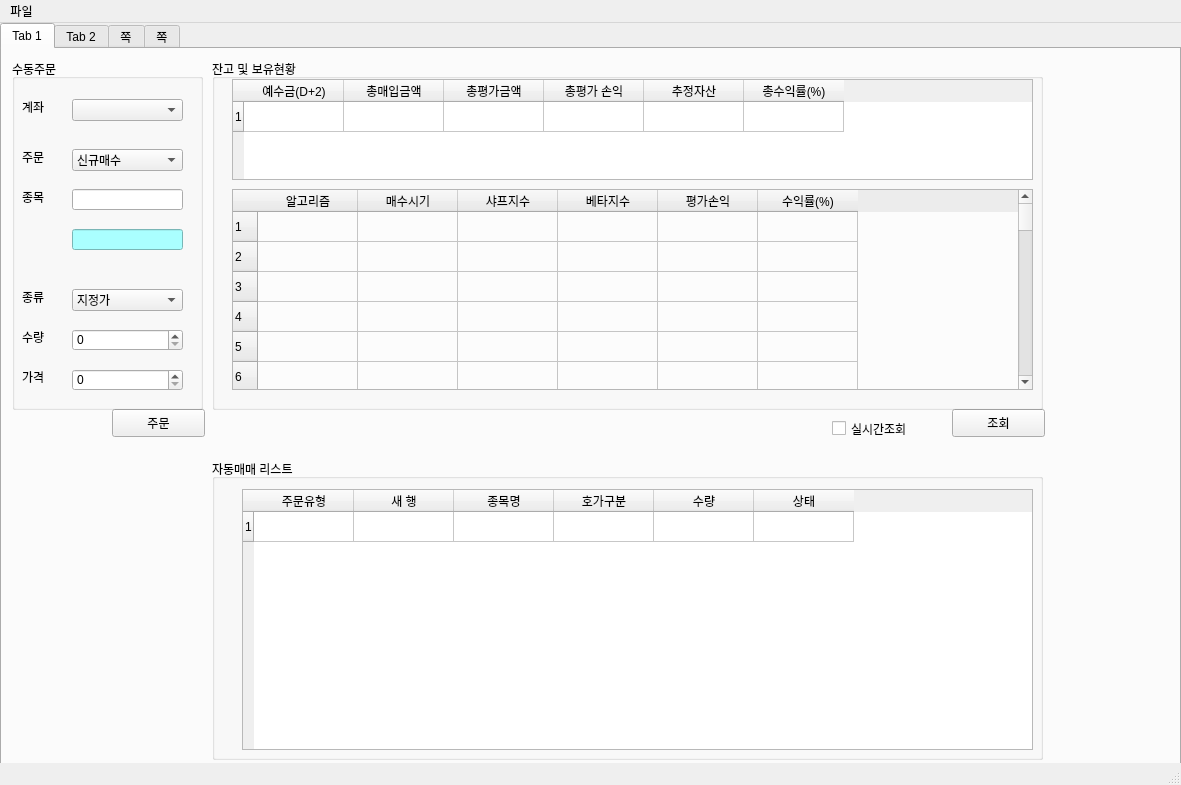
First picture: the form in pytrader.ui, repository park39598/STOCK_TRADE_SYSTEM_ASUS, before the edit.
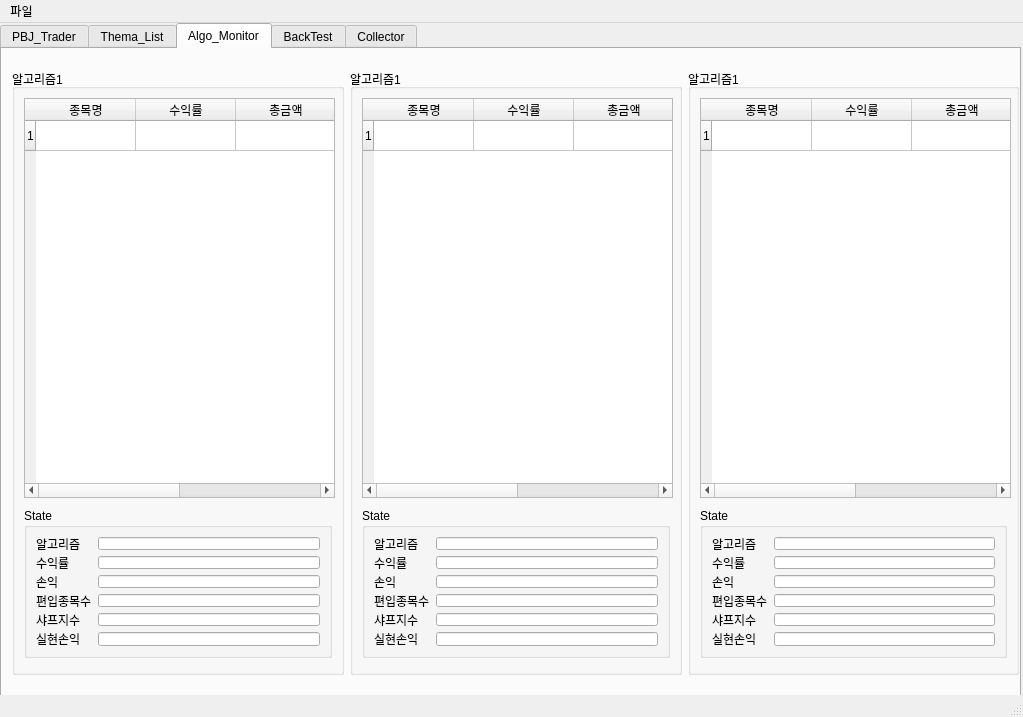
Second picture: the form after the edit. The open tabs and pages were chosen to show the change. Icons and pictures are not drawn.

Commit message: 20220701 - Thema crolling Series error 수정 - Sector 구성 종목 5개이하 제외

Diff of the .ui file:
```diff
--- a/pytrader.ui
+++ b/pytrader.ui
@@ -6,8 +6,8 @@
    <rect>
     <x>0</x>
     <y>0</y>
-    <width>1181</width>
-    <height>785</height>
+    <width>1023</width>
+    <height>717</height>
    </rect>
   </property>
   <property name="windowTitle">
@@ -23,22 +23,22 @@
      <rect>
       <x>0</x>
       <y>0</y>
-      <width>1181</width>
-      <height>761</height>
+      <width>1021</width>
+      <height>681</height>
      </rect>
     </property>
     <property name="currentIndex">
      <number>0</number>
     </property>
-    <widget class="QWidget" name="tab">
+    <widget class="QWidget" name="PBJ_Trader">
      <attribute name="title">
-      <string>Tab 1</string>
+      <string>PBJ_Trader</string>
      </attribute>
      <widget class="QPushButton" name="pushButton_2">
       <property name="geometry">
        <rect>
-        <x>950</x>
-        <y>360</y>
+        <x>800</x>
+        <y>370</y>
         <width>93</width>
         <height>28</height>
        </rect>
@@ -52,7 +52,7 @@
        <rect>
         <x>230</x>
         <y>140</y>
-        <width>801</width>
+        <width>761</width>
         <height>201</height>
        </rect>
       </property>
@@ -206,7 +206,7 @@
      <widget class="QCheckBox" name="checkBox">
       <property name="geometry">
        <rect>
-        <x>830</x>
+        <x>690</x>
         <y>370</y>
         <width>96</width>
         <height>19</height>
@@ -424,7 +424,7 @@
        <rect>
         <x>210</x>
         <y>10</y>
-        <width>831</width>
+        <width>791</width>
         <height>351</height>
        </rect>
       </property>
@@ -437,8 +437,8 @@
        <rect>
         <x>210</x>
         <y>410</y>
-        <width>831</width>
-        <height>301</height>
+        <width>791</width>
+        <height>241</height>
        </rect>
       </property>
       <property name="title">
@@ -449,8 +449,8 @@
         <rect>
          <x>30</x>
          <y>30</y>
-         <width>791</width>
-         <height>261</height>
+         <width>751</width>
+         <height>201</height>
         </rect>
        </property>
        <property name="rowCount">
@@ -494,7 +494,7 @@
        <rect>
         <x>230</x>
         <y>30</y>
-        <width>801</width>
+        <width>761</width>
         <height>101</height>
        </rect>
       </property>
@@ -533,42 +533,254 @@
        </property>
       </column>
      </widget>
-    </widget>
-    <widget class="QWidget" name="tab_2">
+     <widget class="QPushButton" name="pushButton_OPW00009">
+      <property name="geometry">
+       <rect>
+        <x>10</x>
+        <y>360</y>
+        <width>93</width>
+        <height>28</height>
+       </rect>
+      </property>
+      <property name="text">
+       <string>계좌체결조회</string>
+      </property>
+     </widget>
+     <widget class="QFrame" name="frame">
+      <property name="geometry">
+       <rect>
+        <x>10</x>
+        <y>404</y>
+        <width>206</width>
+        <height>241</height>
+       </rect>
+      </property>
+      <property name="frameShape">
+       <enum>QFrame::StyledPanel</enum>
+      </property>
+      <property name="frameShadow">
+       <enum>QFrame::Raised</enum>
+      </property>
+      <layout class="QVBoxLayout" name="verticalLayout_4">
+       <item>
+        <widget class="QGroupBox" name="groupBox_10">
+         <property name="title">
+          <string>Update_Data</string>
+         </property>
+         <layout class="QGridLayout" name="gridLayout_2">
+          <item row="1" column="1">
+           <widget class="QPushButton" name="pushButton_value_update">
+            <property name="font">
+             <font>
+              <family>Segoe UI</family>
+              <pointsize>8</pointsize>
+              <weight>75</weight>
+              <bold>true</bold>
+             </font>
+            </property>
+            <property name="text">
+             <string>ValueSheet</string>
+            </property>
+           </widget>
+          </item>
+          <item row="4" column="1">
+           <widget class="QPushButton" name="pushButton_Price">
+            <property name="font">
+             <font>
+              <family>Segoe UI</family>
+              <pointsize>8</pointsize>
+              <weight>75</weight>
+              <bold>true</bold>
+             </font>
+            </property>
+            <property name="text">
+             <string>Price UPDATE</string>
+            </property>
+           </widget>
+          </item>
+          <item row="2" column="1">
+           <widget class="QPushButton" name="pushButton_eval_update">
+            <property name="font">
+             <font>
+              <family>Segoe UI</family>
+              <pointsize>8</pointsize>
+              <weight>75</weight>
+              <bold>true</bold>
+             </font>
+            </property>
+            <property name="text">
+             <string>가치평가Sheet</string>
+            </property>
+           </widget>
+          </item>
+          <item row="0" column="1">
+           <widget class="QProgressBar" name="progressBar_update">
+            <property name="value">
+             <number>24</number>
+            </property>
+           </widget>
+          </item>
+          <item row="2" column="2">
+           <widget class="QLineEdit" name="lineEdit_eval">
+            <property name="styleSheet">
+             <string notr="true">font: 8pt &quot;Segoe UI&quot;;</string>
+            </property>
+           </widget>
+          </item>
+          <item row="3" column="2">
+           <widget class="QLineEdit" name="lineEdit_qfinance">
+            <property name="styleSheet">
+             <string notr="true">font: 8pt &quot;Segoe UI&quot;;</string>
+            </property>
+           </widget>
+          </item>
+          <item row="3" column="1">
+           <widget class="QPushButton" name="pushButton_QFinance_update">
+            <property name="font">
+             <font>
+              <family>Segoe UI</family>
+              <pointsize>8</pointsize>
+              <weight>75</weight>
+              <bold>true</bold>
+             </font>
+            </property>
+            <property name="text">
+             <string>Quarter_Finance</string>
+            </property>
+           </widget>
+          </item>
+          <item row="1" column="2">
+           <widget class="QLineEdit" name="lineEdit_value">
+            <property name="styleSheet">
+             <string notr="true">font: 8pt &quot;Segoe UI&quot;;</string>
+            </property>
+           </widget>
+          </item>
+          <item row="4" column="2">
+           <widget class="QLineEdit" name="lineEdit_price">
+            <property name="styleSheet">
+             <string notr="true">font: 8pt &quot;Segoe UI&quot;;</string>
+            </property>
+           </widget>
+          </item>
+         </layout>
+        </widget>
+       </item>
+      </layout>
+     </widget>
+    </widget>
+    <widget class="QWidget" name="tab">
      <attribute name="title">
-      <string>Tab 2</string>
+      <string>Thema_List</string>
      </attribute>
+     <widget class="QWidget" name="formLayoutWidget">
+      <property name="geometry">
+       <rect>
+        <x>50</x>
+        <y>130</y>
+        <width>891</width>
+        <height>481</height>
+       </rect>
+      </property>
+      <layout class="QFormLayout" name="formLayout_ThemaGraph"/>
+     </widget>
+     <widget class="QWidget" name="gridLayoutWidget">
+      <property name="geometry">
+       <rect>
+        <x>50</x>
+        <y>40</y>
+        <width>224</width>
+        <height>80</height>
+       </rect>
+      </property>
+      <layout class="QGridLayout" name="gridLayout">
+       <item row="0" column="1">
+        <widget class="QPushButton" name="pushButton_ThemaDisplay">
+         <property name="text">
+          <string>THEMA_DISPLAY</string>
+         </property>
+        </widget>
+       </item>
+       <item row="0" column="0">
+        <widget class="QPushButton" name="pushButton_ThemaUpdate">
+         <property name="text">
+          <string>THEMA_UPDATE</string>
+         </property>
+        </widget>
+       </item>
+       <item row="1" column="0">
+        <widget class="QProgressBar" name="progressBar_ThemaUpdate">
+         <property name="value">
+          <number>0</number>
+         </property>
+        </widget>
+       </item>
+       <item row="1" column="1">
+        <widget class="QProgressBar" name="progressBar_2">
+         <property name="value">
+          <number>0</number>
+         </property>
+        </widget>
+       </item>
+      </layout>
+     </widget>
+    </widget>
+    <widget class="QWidget" name="Algo_Monitor">
+     <attribute name="title">
+      <string>Algo_Monitor</string>
+     </attribute>
+     <widget class="QWidget" name="horizontalLayoutWidget">
+      <property name="geometry">
+       <rect>
+        <x>10</x>
+        <y>20</y>
+        <width>1007</width>
+        <height>606</height>
+       </rect>
+      </property>
+      <layout class="QHBoxLayout" name="horizontalLayout">
+       <property name="topMargin">
+        <number>0</number>
+       </property>
+       <item>
      <widget class="QGroupBox" name="groupBox_4">
-      <property name="geometry">
-       <rect>
-        <x>80</x>
-        <y>10</y>
-        <width>331</width>
-        <height>711</height>
-       </rect>
+         <property name="maximumSize">
+          <size>
+           <width>16777215</width>
+           <height>900</height>
+          </size>
       </property>
       <property name="title">
        <string>알고리즘1</string>
       </property>
+         <layout class="QVBoxLayout" name="verticalLayout">
+          <property name="spacing">
+           <number>6</number>
+          </property>
+          <property name="leftMargin">
+           <number>9</number>
+          </property>
+          <property name="topMargin">
+           <number>9</number>
+          </property>
+          <property name="rightMargin">
+           <number>9</number>
+          </property>
+          <property name="bottomMargin">
+           <number>9</number>
+          </property>
+          <item>
       <widget class="QTableWidget" name="tableWidget_4">
-       <property name="geometry">
-        <rect>
-         <x>10</x>
-         <y>20</y>
-         <width>311</width>
-         <height>461</height>
-        </rect>
-       </property>
        <property name="minimumSize">
         <size>
          <width>311</width>
-         <height>0</height>
+              <height>400</height>
         </size>
        </property>
        <property name="maximumSize">
         <size>
          <width>311</width>
-         <height>16777215</height>
+              <height>400</height>
         </size>
        </property>
        <property name="rowCount">
@@ -601,38 +813,135 @@
         </property>
        </column>
       </widget>
-     </widget>
+          </item>
+          <item>
+           <spacer name="verticalSpacer_4">
+            <property name="orientation">
+             <enum>Qt::Vertical</enum>
+            </property>
+            <property name="sizeHint" stdset="0">
+             <size>
+              <width>20</width>
+              <height>40</height>
+             </size>
+            </property>
+           </spacer>
+          </item>
+          <item>
+           <widget class="QGroupBox" name="groupBox_7">
+            <property name="minimumSize">
+             <size>
+              <width>0</width>
+              <height>0</height>
+             </size>
+            </property>
+            <property name="maximumSize">
+             <size>
+              <width>16777215</width>
+              <height>150</height>
+             </size>
+            </property>
+            <property name="title">
+             <string>State</string>
+            </property>
+            <layout class="QFormLayout" name="formLayout">
+             <item row="2" column="0">
+              <widget class="QLabel" name="label_7">
+               <property name="text">
+                <string>수익률</string>
+               </property>
+              </widget>
+             </item>
+             <item row="3" column="0">
+              <widget class="QLabel" name="label_9">
+               <property name="text">
+                <string>손익</string>
+               </property>
+              </widget>
+             </item>
+             <item row="4" column="0">
+              <widget class="QLabel" name="label_8">
+               <property name="text">
+                <string>편입종목수</string>
+               </property>
+              </widget>
+             </item>
+             <item row="2" column="1">
+              <widget class="QLineEdit" name="lineEdit_3"/>
+             </item>
+             <item row="3" column="1">
+              <widget class="QLineEdit" name="lineEdit_6"/>
+             </item>
+             <item row="4" column="1">
+              <widget class="QLineEdit" name="lineEdit_7"/>
+             </item>
+             <item row="5" column="0">
+              <widget class="QLabel" name="label_16">
+               <property name="text">
+                <string>샤프지수</string>
+               </property>
+              </widget>
+             </item>
+             <item row="5" column="1">
+              <widget class="QLineEdit" name="lineEdit_8"/>
+             </item>
+             <item row="6" column="0">
+              <widget class="QLabel" name="label_17">
+               <property name="text">
+                <string>실현손익</string>
+               </property>
+              </widget>
+             </item>
+             <item row="6" column="1">
+              <widget class="QLineEdit" name="lineEdit_9"/>
+             </item>
+             <item row="1" column="0">
+              <widget class="QLabel" name="label_28">
+               <property name="text">
+                <string>알고리즘</string>
+               </property>
+              </widget>
+             </item>
+             <item row="1" column="1">
+              <widget class="QLineEdit" name="lineEdit_20"/>
+             </item>
+            </layout>
+           </widget>
+          </item>
+          <item>
+           <spacer name="verticalSpacer">
+            <property name="orientation">
+             <enum>Qt::Vertical</enum>
+            </property>
+            <property name="sizeHint" stdset="0">
+             <size>
+              <width>20</width>
+              <height>40</height>
+             </size>
+            </property>
+           </spacer>
+          </item>
+         </layout>
+        </widget>
+       </item>
+       <item>
      <widget class="QGroupBox" name="groupBox_5">
-      <property name="geometry">
-       <rect>
-        <x>450</x>
-        <y>10</y>
-        <width>331</width>
-        <height>711</height>
-       </rect>
-      </property>
       <property name="title">
        <string>알고리즘1</string>
       </property>
+         <layout class="QVBoxLayout" name="verticalLayout_2">
+          <item>
       <widget class="QTableWidget" name="tableWidget_5">
-       <property name="geometry">
-        <rect>
-         <x>10</x>
-         <y>20</y>
-         <width>311</width>
-         <height>461</height>
-        </rect>
-       </property>
        <property name="minimumSize">
         <size>
          <width>311</width>
-         <height>0</height>
+              <height>400</height>
         </size>
        </property>
        <property name="maximumSize">
         <size>
          <width>311</width>
-         <height>16777215</height>
+              <height>400</height>
         </size>
        </property>
        <property name="rowCount">
@@ -665,38 +974,135 @@
         </property>
        </column>
       </widget>
-     </widget>
+          </item>
+          <item>
+           <spacer name="verticalSpacer_5">
+            <property name="orientation">
+             <enum>Qt::Vertical</enum>
+            </property>
+            <property name="sizeHint" stdset="0">
+             <size>
+              <width>20</width>
+              <height>40</height>
+             </size>
+            </property>
+           </spacer>
+          </item>
+          <item>
+           <widget class="QGroupBox" name="groupBox_8">
+            <property name="minimumSize">
+             <size>
+              <width>0</width>
+              <height>0</height>
+             </size>
+            </property>
+            <property name="maximumSize">
+             <size>
+              <width>16777215</width>
+              <height>150</height>
+             </size>
+            </property>
+            <property name="title">
+             <string>State</string>
+            </property>
+            <layout class="QFormLayout" name="formLayout_2">
+             <item row="3" column="0">
+              <widget class="QLabel" name="label_18">
+               <property name="text">
+                <string>수익률</string>
+               </property>
+              </widget>
+             </item>
+             <item row="4" column="0">
+              <widget class="QLabel" name="label_19">
+               <property name="text">
+                <string>손익</string>
+               </property>
+              </widget>
+             </item>
+             <item row="5" column="0">
+              <widget class="QLabel" name="label_20">
+               <property name="text">
+                <string>편입종목수</string>
+               </property>
+              </widget>
+             </item>
+             <item row="3" column="1">
+              <widget class="QLineEdit" name="lineEdit_10"/>
+             </item>
+             <item row="4" column="1">
+              <widget class="QLineEdit" name="lineEdit_11"/>
+             </item>
+             <item row="5" column="1">
+              <widget class="QLineEdit" name="lineEdit_12"/>
+             </item>
+             <item row="6" column="0">
+              <widget class="QLabel" name="label_21">
+               <property name="text">
+                <string>샤프지수</string>
+               </property>
+              </widget>
+             </item>
+             <item row="6" column="1">
+              <widget class="QLineEdit" name="lineEdit_13"/>
+             </item>
+             <item row="7" column="0">
+              <widget class="QLabel" name="label_22">
+               <property name="text">
+                <string>실현손익</string>
+               </property>
+              </widget>
+             </item>
+             <item row="7" column="1">
+              <widget class="QLineEdit" name="lineEdit_14"/>
+             </item>
+             <item row="2" column="1">
+              <widget class="QLineEdit" name="lineEdit_21"/>
+             </item>
+             <item row="2" column="0">
+              <widget class="QLabel" name="label_29">
+               <property name="text">
+                <string>알고리즘</string>
+               </property>
+              </widget>
+             </item>
+            </layout>
+           </widget>
+          </item>
+          <item>
+           <spacer name="verticalSpacer_2">
+            <property name="orientation">
+             <enum>Qt::Vertical</enum>
+            </property>
+            <property name="sizeHint" stdset="0">
+             <size>
+              <width>20</width>
+              <height>40</height>
+             </size>
+            </property>
+           </spacer>
+          </item>
+         </layout>
+        </widget>
+       </item>
+       <item>
      <widget class="QGroupBox" name="groupBox_6">
-      <property name="geometry">
-       <rect>
-        <x>830</x>
-        <y>10</y>
-        <width>331</width>
-        <height>711</height>
-       </rect>
-      </property>
       <property name="title">
        <string>알고리즘1</string>
       </property>
+         <layout class="QVBoxLayout" name="verticalLayout_3">
+          <item>
       <widget class="QTableWidget" name="tableWidget_6">
-       <property name="geometry">
-        <rect>
-         <x>10</x>
-         <y>20</y>
-         <width>311</width>
-         <height>461</height>
-        </rect>
-       </property>
        <property name="minimumSize">
         <size>
          <width>311</width>
-         <height>0</height>
+              <height>400</height>
         </size>
        </property>
        <property name="maximumSize">
         <size>
          <width>311</width>
-         <height>16777215</height>
+              <height>400</height>
         </size>
        </property>
        <property name="rowCount">
@@ -729,16 +1135,128 @@
         </property>
        </column>
       </widget>
-     </widget>
-    </widget>
-    <widget class="QWidget" name="tab_4">
+          </item>
+          <item>
+           <spacer name="verticalSpacer_6">
+            <property name="orientation">
+             <enum>Qt::Vertical</enum>
+            </property>
+            <property name="sizeHint" stdset="0">
+             <size>
+              <width>20</width>
+              <height>40</height>
+             </size>
+            </property>
+           </spacer>
+          </item>
+          <item>
+           <widget class="QGroupBox" name="groupBox_9">
+            <property name="minimumSize">
+             <size>
+              <width>0</width>
+              <height>0</height>
+             </size>
+            </property>
+            <property name="maximumSize">
+             <size>
+              <width>16777215</width>
+              <height>150</height>
+             </size>
+            </property>
+            <property name="title">
+             <string>State</string>
+            </property>
+            <layout class="QFormLayout" name="formLayout_3">
+             <item row="4" column="0">
+              <widget class="QLabel" name="label_23">
+               <property name="text">
+                <string>수익률</string>
+               </property>
+              </widget>
+             </item>
+             <item row="5" column="0">
+              <widget class="QLabel" name="label_24">
+               <property name="text">
+                <string>손익</string>
+               </property>
+              </widget>
+             </item>
+             <item row="6" column="0">
+              <widget class="QLabel" name="label_25">
+               <property name="text">
+                <string>편입종목수</string>
+               </property>
+              </widget>
+             </item>
+             <item row="4" column="1">
+              <widget class="QLineEdit" name="lineEdit_15"/>
+             </item>
+             <item row="5" column="1">
+              <widget class="QLineEdit" name="lineEdit_16"/>
+             </item>
+             <item row="6" column="1">
+              <widget class="QLineEdit" name="lineEdit_17"/>
+             </item>
+             <item row="7" column="0">
+              <widget class="QLabel" name="label_26">
+               <property name="text">
+                <string>샤프지수</string>
+               </property>
+              </widget>
+             </item>
+             <item row="7" column="1">
+              <widget class="QLineEdit" name="lineEdit_18"/>
+             </item>
+             <item row="8" column="0">
+              <widget class="QLabel" name="label_27">
+               <property name="text">
+                <string>실현손익</string>
+               </property>
+              </widget>
+             </item>
+             <item row="8" column="1">
+              <widget class="QLineEdit" name="lineEdit_19"/>
+             </item>
+             <item row="2" column="1">
+              <widget class="QLineEdit" name="lineEdit_22"/>
+             </item>
+             <item row="2" column="0">
+              <widget class="QLabel" name="label_30">
+               <property name="text">
+                <string>알고리즘</string>
+               </property>
+              </widget>
+             </item>
+            </layout>
+           </widget>
+          </item>
+          <item>
+           <spacer name="verticalSpacer_3">
+            <property name="orientation">
+             <enum>Qt::Vertical</enum>
+            </property>
+            <property name="sizeHint" stdset="0">
+             <size>
+              <width>20</width>
+              <height>40</height>
+             </size>
+            </property>
+           </spacer>
+          </item>
+         </layout>
+        </widget>
+       </item>
+      </layout>
+     </widget>
+    </widget>
+    <widget class="QWidget" name="BackTest">
      <attribute name="title">
-      <string>쪽</string>
+      <string>BackTest</string>
      </attribute>
     </widget>
     <widget class="QWidget" name="tab_3">
      <attribute name="title">
-      <string>쪽</string>
+      <string>Collector</string>
      </attribute>
     </widget>
    </widget>
@@ -749,7 +1267,7 @@
     <rect>
      <x>0</x>
      <y>0</y>
-     <width>1181</width>
+     <width>1023</width>
      <height>21</height>
     </rect>
    </property>
```
Left out of the diff: 4 changed lines with no effect on the pictures. Lines whose indentation alone changed are shown as unchanged. The commit also changes 14 other files.
